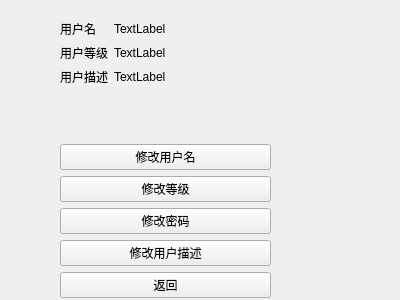
Before: the Qt Designer form src/usrmanagerui_modify.ui in linbin823/Qt.711.2017.UsrManager2, drawn with Qt 5.
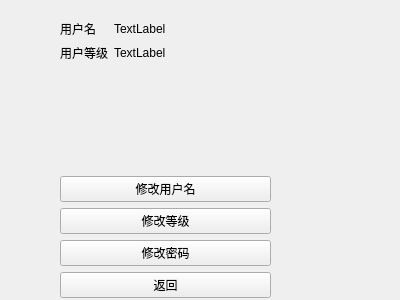
After: the same form once the commit is applied.

Commit message: 修改： 1、usrInfo中增加QVariantMap 2、usrInfo中可以自由加入各种属性 3、usrInfo中取消usrDescription 4、相适配的修改。

What changed in the file:
```diff
--- a/src/usrmanagerui_modify.ui
+++ b/src/usrmanagerui_modify.ui
@@ -52,21 +52,48 @@
       </property>
      </widget>
     </item>
-    <item row="5" column="0" colspan="2">
+    <item row="1" column="0">
+     <widget class="QLabel" name="label_4">
+      <property name="text">
+       <string>用户等级</string>
+      </property>
+     </widget>
+    </item>
+    <item row="1" column="1">
+     <widget class="QLabel" name="lbUsrLevel">
+      <property name="text">
+       <string>TextLabel</string>
+      </property>
+     </widget>
+    </item>
+    <item row="2" column="0">
+     <spacer name="verticalSpacer">
+      <property name="orientation">
+       <enum>Qt::Vertical</enum>
+      </property>
+      <property name="sizeHint" stdset="0">
+       <size>
+        <width>20</width>
+        <height>40</height>
+       </size>
+      </property>
+     </spacer>
+    </item>
+    <item row="3" column="0" colspan="2">
      <widget class="QPushButton" name="pbModifyName">
       <property name="text">
        <string>修改用户名</string>
       </property>
      </widget>
     </item>
-    <item row="6" column="0" colspan="2">
+    <item row="4" column="0" colspan="2">
      <widget class="QPushButton" name="pbModifyLevel">
       <property name="text">
        <string>修改等级</string>
       </property>
      </widget>
     </item>
-    <item row="7" column="0" colspan="2">
+    <item row="5" column="0" colspan="2">
      <widget class="QPushButton" name="pbModifyPWD">
       <property name="text">
        <string>修改密码</string>
@@ -80,67 +107,6 @@
       </property>
      </widget>
     </item>
-    <item row="1" column="0">
-     <widget class="QLabel" name="label_4">
-      <property name="text">
-       <string>用户等级</string>
-      </property>
-     </widget>
-    </item>
-    <item row="3" column="0">
-     <spacer name="verticalSpacer">
-      <property name="orientation">
-       <enum>Qt::Vertical</enum>
-      </property>
-      <property name="sizeHint" stdset="0">
-       <size>
-        <width>20</width>
-        <height>40</height>
-       </size>
-      </property>
-     </spacer>
-    </item>
-    <item row="2" column="0">
-     <widget class="QLabel" name="label_3">
-      <property name="text">
-       <string>用户描述</string>
-      </property>
-     </widget>
-    </item>
-    <item row="1" column="1">
-     <widget class="QLabel" name="lbUsrLevel">
-      <property name="text">
-       <string>TextLabel</string>
-      </property>
-     </widget>
-    </item>
-    <item row="2" column="1">
-     <widget class="QLabel" name="lbUsrDescript">
-      <property name="text">
-       <string>TextLabel</string>
-      </property>
-     </widget>
-    </item>
-    <item row="8" column="0" colspan="2">
-     <widget class="QPushButton" name="pbModifyDescript">
-      <property name="text">
-       <string>修改用户描述</string>
-      </property>
-     </widget>
-    </item>
-    <item row="4" column="0">
-     <spacer name="verticalSpacer_2">
-      <property name="orientation">
-       <enum>Qt::Vertical</enum>
-      </property>
-      <property name="sizeHint" stdset="0">
-       <size>
-        <width>20</width>
-        <height>40</height>
-       </size>
-      </property>
-     </spacer>
-    </item>
    </layout>
   </widget>
  </widget>
```
Left out of the diff: 3 changed lines with no effect on the pictures. The commit also changes 27 other files.
